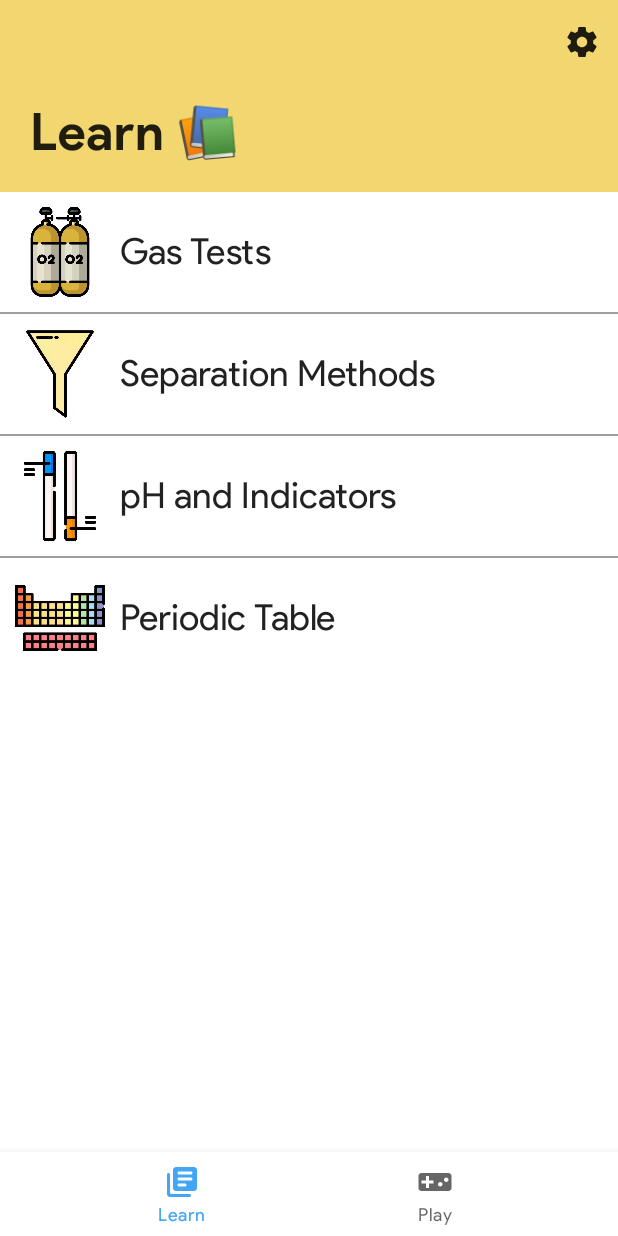
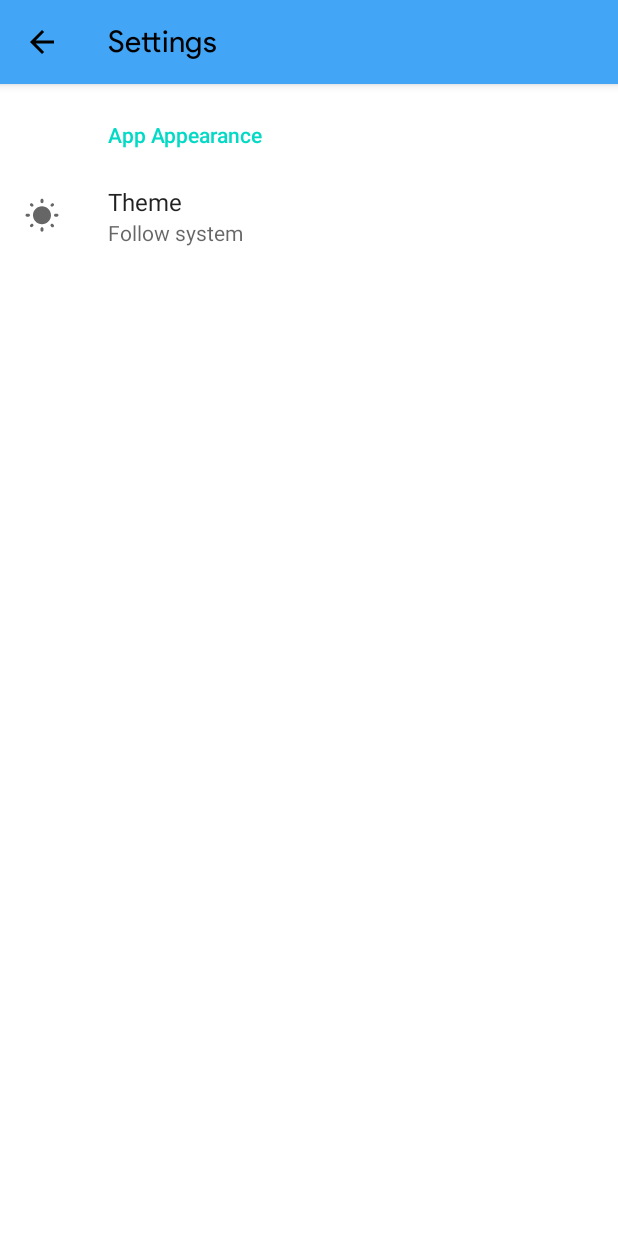
Before and after one commit to cryptoAlgorithm/CATmistry, an Android app: the screen it shows after launch (MainActivity before the commit, SettingsActivity after it), after a tap on "Settings", on a phone screen of 412 x 824 dp. Run offline under Robolectric (Android 15) with nearby library versions, the phone set to English and light mode, and no system bars; our stand-ins replace androidx.preference.

Commit message:
Completed settings activity and layout and fixed minor theme issues, also added dark theme

```diff
--- a/app/src/main/AndroidManifest.xml
+++ b/app/src/main/AndroidManifest.xml
@@ -10,6 +10,9 @@
         android:supportsRtl="true"
         android:theme="@style/Theme.CATmistry">
         <activity
+            android:name=".SettingsActivity"
+            android:label="@string/settings_header" />
+        <activity
             android:name=".MainActivity"
             android:label="@string/app_name">
             <intent-filter>
--- a/app/src/main/java/com/catmistry/android/GameListFragment.kt
+++ b/app/src/main/java/com/catmistry/android/GameListFragment.kt
@@ -1,10 +1,12 @@
 package com.catmistry.android
 
+import android.content.Intent
 import android.os.Bundle
 import android.view.LayoutInflater
 import android.view.View
 import android.view.ViewGroup
 import androidx.fragment.app.Fragment
+import kotlinx.android.synthetic.main.fragment_learn_list.*
 
 class GameListFragment : Fragment() {
 
@@ -15,4 +17,19 @@ class GameListFragment : Fragment() {
     ): View? {
         return inflater.inflate(R.layout.fragment_game_list, container, false)
     }
+
+    override fun onActivityCreated(savedInstanceState: Bundle?) {
+        super.onActivityCreated(savedInstanceState)
+
+        // Appbar onclick listeners
+        topAppBar.setOnMenuItemClickListener { menuItem ->
+            when (menuItem.itemId) {
+                R.id.appbar_settings -> {
+                    startActivity(Intent(requireActivity().applicationContext, SettingsActivity::class.java)) // Open settings
+                    true
+                }
+                else -> false
+            }
+        }
+    }
 }
--- a/app/src/main/java/com/catmistry/android/LearnListFragment.kt
+++ b/app/src/main/java/com/catmistry/android/LearnListFragment.kt
@@ -1,10 +1,12 @@
 package com.catmistry.android
 
+import android.content.Intent
 import android.os.Bundle
 import android.view.LayoutInflater
 import android.view.View
 import android.view.ViewGroup
 import androidx.fragment.app.Fragment
+import kotlinx.android.synthetic.main.fragment_learn_list.*
 
 class LearnListFragment : Fragment() {
 
@@ -19,6 +21,18 @@ class LearnListFragment : Fragment() {
     override fun onActivityCreated(savedInstanceState: Bundle?) {
         super.onActivityCreated(savedInstanceState)
 
+
         // Put the logik here
+
+        // Appbar onclick listeners
+        topAppBar.setOnMenuItemClickListener { menuItem ->
+            when (menuItem.itemId) {
+                R.id.appbar_settings -> {
+                    startActivity(Intent(requireActivity().applicationContext, SettingsActivity::class.java)) // Open settings
+                    true
+                }
+                else -> false
+            }
+        }
     }
 }
--- a/app/src/main/java/com/catmistry/android/MainActivity.kt
+++ b/app/src/main/java/com/catmistry/android/MainActivity.kt
@@ -3,6 +3,8 @@ package com.catmistry.android
 import android.os.Bundle
 import android.view.View
 import androidx.appcompat.app.AppCompatActivity
+import androidx.appcompat.app.AppCompatDelegate
+import androidx.preference.PreferenceManager
 import androidx.viewpager2.widget.ViewPager2
 import com.google.android.material.bottomnavigation.BottomNavigationView
 import kotlinx.android.synthetic.main.activity_main.*
@@ -35,6 +37,23 @@ class MainActivity : AppCompatActivity() {
 
     override fun onCreate(savedInstanceState: Bundle?) {
         super.onCreate(savedInstanceState)
+
+        // Set app theme based on preferences
+        when (PreferenceManager.getDefaultSharedPreferences(applicationContext).getString(
+            "theme",
+            "auto"
+        )) {
+            "dark" -> AppCompatDelegate.setDefaultNightMode(AppCompatDelegate.MODE_NIGHT_YES) // Dark theme
+            "light" -> AppCompatDelegate.setDefaultNightMode(AppCompatDelegate.MODE_NIGHT_NO) // Light theme
+            else -> { // Follow system theme/unset
+                AppCompatDelegate.setDefaultNightMode(AppCompatDelegate.MODE_NIGHT_FOLLOW_SYSTEM)
+                PreferenceManager.getDefaultSharedPreferences(applicationContext)
+                    .edit()
+                    .putString("theme", "auto")
+                    .apply() // Prevent unset state
+            }
+        }
+
         setContentView(R.layout.activity_main)
 
         viewpager.adapter = BottomTabAdapter(this, 2)
--- /dev/null
+++ b/app/src/main/java/com/catmistry/android/SettingsActivity.kt
@@ -0,0 +1,59 @@
+package com.catmistry.android
+
+import android.os.Bundle
+import android.view.MenuItem
+import androidx.appcompat.app.AppCompatActivity
+import androidx.appcompat.app.AppCompatDelegate
+import androidx.preference.ListPreference
+import androidx.preference.Preference
+import androidx.preference.PreferenceFragmentCompat
+import kotlinx.android.synthetic.main.settings_activity.*
+
+class SettingsActivity : AppCompatActivity() {
+    // Scam android function
+    override fun onOptionsItemSelected(item: MenuItem): Boolean {
+        return when (item.itemId) {
+            android.R.id.home -> {
+                onBackPressed()
+                true
+            }
+            else -> super.onOptionsItemSelected(item)
+        }
+    }
+
+    override fun onCreate(savedInstanceState: Bundle?) {
+        super.onCreate(savedInstanceState)
+        setContentView(R.layout.settings_activity)
+        if (savedInstanceState == null) {
+            supportFragmentManager
+                .beginTransaction()
+                .replace(R.id.settings, SettingsFragment())
+                .commit()
+        }
+        setSupportActionBar(topAppBar)
+        supportActionBar?.setDisplayHomeAsUpEnabled(true)
+    }
+
+    class SettingsFragment : PreferenceFragmentCompat() {
+        override fun onCreatePreferences(savedInstanceState: Bundle?, rootKey: String?) {
+            setPreferencesFromResource(R.xml.root_preferences, rootKey)
+
+            findPreference<ListPreference>("theme")?.onPreferenceChangeListener =
+                Preference.OnPreferenceChangeListener { _, newValue ->
+                    // Immediately apply new theme
+                    when (newValue) {
+                        "dark" -> { // Dark theme
+                            AppCompatDelegate.setDefaultNightMode(AppCompatDelegate.MODE_NIGHT_YES)
+                        }
+                        "light" -> { // Light theme
+                            AppCompatDelegate.setDefaultNightMode(AppCompatDelegate.MODE_NIGHT_NO)
+                        }
+                        else -> { // Follow system theme/unset
+                            AppCompatDelegate.setDefaultNightMode(AppCompatDelegate.MODE_NIGHT_FOLLOW_SYSTEM)
+                        }
+                    }
+                    true
+                }
+        }
+    }
+}
--- /dev/null
+++ b/app/src/main/res/drawable/ic_round_theme_24.xml
@@ -0,0 +1,10 @@
+<vector xmlns:android="http://schemas.android.com/apk/res/android"
+    android:width="24dp"
+    android:height="24dp"
+    android:viewportWidth="24"
+    android:viewportHeight="24"
+    android:tint="?attr/colorControlNormal">
+  <path
+      android:fillColor="@android:color/white"
+      android:pathData="M6.05,4.14l-0.39,-0.39c-0.39,-0.39 -1.02,-0.38 -1.4,0l-0.01,0.01c-0.39,0.39 -0.39,1.02 0,1.4l0.39,0.39c0.39,0.39 1.01,0.39 1.4,0l0.01,-0.01c0.39,-0.38 0.39,-1.02 0,-1.4zM3.01,10.5L1.99,10.5c-0.55,0 -0.99,0.44 -0.99,0.99v0.01c0,0.55 0.44,0.99 0.99,0.99L3,12.49c0.56,0.01 1,-0.43 1,-0.98v-0.01c0,-0.56 -0.44,-1 -0.99,-1zM12.01,0.55L12,0.55c-0.56,0 -1,0.44 -1,0.99v0.96c0,0.55 0.44,0.99 0.99,0.99L12,3.49c0.56,0.01 1,-0.43 1,-0.98v-0.97c0,-0.55 -0.44,-0.99 -0.99,-0.99zM19.75,3.76c-0.39,-0.39 -1.02,-0.39 -1.41,-0.01l-0.39,0.39c-0.39,0.39 -0.39,1.02 0,1.4l0.01,0.01c0.39,0.39 1.02,0.39 1.4,0l0.39,-0.39c0.39,-0.39 0.39,-1.01 0,-1.4zM17.94,18.86l0.39,0.39c0.39,0.39 1.02,0.39 1.41,0 0.39,-0.39 0.39,-1.02 0,-1.41l-0.39,-0.39c-0.39,-0.39 -1.02,-0.38 -1.4,0 -0.4,0.4 -0.4,1.02 -0.01,1.41zM20,11.49v0.01c0,0.55 0.44,0.99 0.99,0.99L22,12.49c0.55,0 0.99,-0.44 0.99,-0.99v-0.01c0,-0.55 -0.44,-0.99 -0.99,-0.99h-1.01c-0.55,0 -0.99,0.44 -0.99,0.99zM12,5.5c-3.31,0 -6,2.69 -6,6s2.69,6 6,6 6,-2.69 6,-6 -2.69,-6 -6,-6zM11.99,22.45L12,22.45c0.55,0 0.99,-0.44 0.99,-0.99v-0.96c0,-0.55 -0.44,-0.99 -0.99,-0.99h-0.01c-0.55,0 -0.99,0.44 -0.99,0.99v0.96c0,0.55 0.44,0.99 0.99,0.99zM4.25,19.24c0.39,0.39 1.02,0.39 1.41,0l0.39,-0.39c0.39,-0.39 0.38,-1.02 0,-1.4l-0.01,-0.01c-0.39,-0.39 -1.02,-0.39 -1.41,0l-0.39,0.39c-0.38,0.4 -0.38,1.02 0.01,1.41z"/>
+</vector>
--- /dev/null
+++ b/app/src/main/res/layout/settings_activity.xml
@@ -0,0 +1,25 @@
+<androidx.coordinatorlayout.widget.CoordinatorLayout xmlns:android="http://schemas.android.com/apk/res/android"
+    android:layout_width="match_parent"
+    android:layout_height="match_parent"
+    xmlns:app="http://schemas.android.com/apk/res-auto">
+
+    <com.google.android.material.appbar.AppBarLayout
+        android:layout_width="match_parent"
+        android:layout_height="wrap_content">
+
+        <com.google.android.material.appbar.MaterialToolbar
+            android:id="@+id/topAppBar"
+            android:layout_width="match_parent"
+            android:layout_height="?attr/actionBarSize"
+            app:title="@string/settings_header"
+            style="@style/Widget.MaterialComponents.Toolbar.Primary" />
+
+    </com.google.android.material.appbar.AppBarLayout>
+
+    <FrameLayout
+        android:id="@+id/settings"
+        android:layout_width="match_parent"
+        android:layout_height="match_parent"
+        app:layout_behavior="@string/appbar_scrolling_view_behavior" />
+
+</androidx.coordinatorlayout.widget.CoordinatorLayout>
--- a/app/src/main/res/menu/home_appbar_menu.xml
+++ b/app/src/main/res/menu/home_appbar_menu.xml
@@ -3,7 +3,7 @@
     xmlns:android="http://schemas.android.com/apk/res/android">
 
     <item
-        android:id="@+id/navigation_learn"
+        android:id="@+id/appbar_settings"
         android:icon="@drawable/ic_round_settings_24"
         app:iconTint="@color/material_on_background_emphasis_high_type"
         android:title="@string/appbar_settings"
--- a/app/src/main/res/values-night/themes.xml
+++ b/app/src/main/res/values-night/themes.xml
@@ -12,7 +12,7 @@
         <!-- Status bar color. -->
         <item name="android:statusBarColor" tools:targetApi="l">?attr/colorPrimaryVariant</item>
         <!-- Navigation bar color -->
-        <item name="android:navigationBarColor" tools:targetApi="21">?attr/cardBackgroundColor</item>
+        <item name="android:navigationBarColor" tools:targetApi="21">?android:colorBackground</item>
         <!-- Customize your theme here. -->
         <!-- Header colors -->
         <item name="learn_header_bg">#f2d670</item>
--- /dev/null
+++ b/app/src/main/res/values/arrays.xml
@@ -0,0 +1,24 @@
+<resources>
+    <!-- Theme Preference -->
+    <string-array name="theme_entries">
+        <item>Follow system</item>
+        <item>Light</item>
+        <item>Dark</item>
+    </string-array>
+
+    <string-array name="theme_values">
+        <item>auto</item>
+        <item>light</item>
+        <item>dark</item>
+    </string-array>
+    <!-- Reply Preference -->
+    <string-array name="reply_entries">
+        <item>Reply</item>
+        <item>Reply to all</item>
+    </string-array>
+
+    <string-array name="reply_values">
+        <item>reply</item>
+        <item>reply_all</item>
+    </string-array>
+</resources>
--- a/app/src/main/res/values/strings.xml
+++ b/app/src/main/res/values/strings.xml
@@ -13,4 +13,8 @@
     <string name="retrieve_solid">Retrieve the Solids</string>
     <string name="adj_ph">Adjust the pH</string>
     <string name="identify_elem">Identify the Elements</string>
+
+    <!-- Settings page -->
+    <string name="settings_header">Settings</string>
+    <string name="appearance_header">App Appearance</string>
 </resources>
--- a/app/src/main/res/values/themes.xml
+++ b/app/src/main/res/values/themes.xml
@@ -12,7 +12,7 @@
         <!-- Status bar color. -->
         <item name="android:statusBarColor" tools:targetApi="l">?attr/colorPrimaryVariant</item>
         <!-- Navigation bar color -->
-        <item name="android:navigationBarColor" tools:targetApi="21">?attr/cardBackgroundColor</item>
+        <item name="android:navigationBarColor" tools:targetApi="21">?android:colorBackground</item>
         <!-- Customize your theme here. -->
         <!-- Header colors -->
         <item name="learn_header_bg">#f2d670</item>
--- a/app/src/main/res/values/type.xml
+++ b/app/src/main/res/values/type.xml
@@ -12,5 +12,6 @@
         <item name="android:textStyle">bold</item>
         <item name="fontFamily">@font/product_sans</item>
         <item name="android:fontFamily">@font/product_sans</item>
+        <item name="android:textAlignment">center</item>
     </style>
 </resources>
--- /dev/null
+++ b/app/src/main/res/xml/root_preferences.xml
@@ -0,0 +1,17 @@
+<PreferenceScreen xmlns:android="http://schemas.android.com/apk/res/android"
+    xmlns:app="http://schemas.android.com/apk/res-auto">
+
+    <PreferenceCategory android:title="@string/appearance_header">
+        <ListPreference
+            android:layout_width="wrap_content"
+            android:layout_height="wrap_content"
+            android:defaultValue="false"
+            android:entries="@array/theme_entries"
+            android:entryValues="@array/theme_values"
+            android:key="theme"
+            android:title="Theme"
+            app:useSimpleSummaryProvider="true"
+            android:icon="@drawable/ic_round_theme_24" />
+    </PreferenceCategory>
+
+</PreferenceScreen>
```
Also changed, not shown: app/build.gradle (+14 -6 lines).
